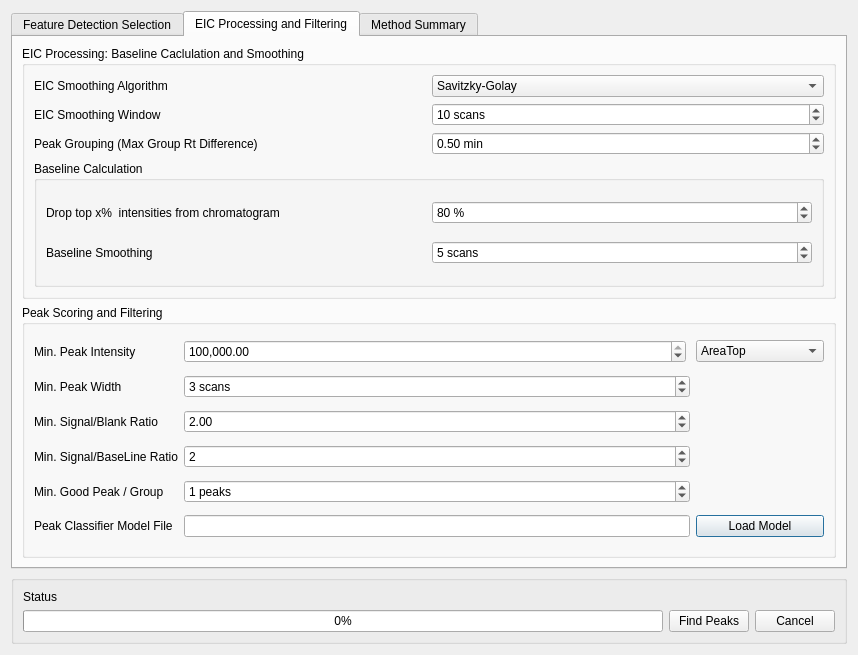
The window that mzroll/forms/peakdetectiondialog.ui (ElucidataInc/ElMaven) describes before a commit, drawn with Qt 5.
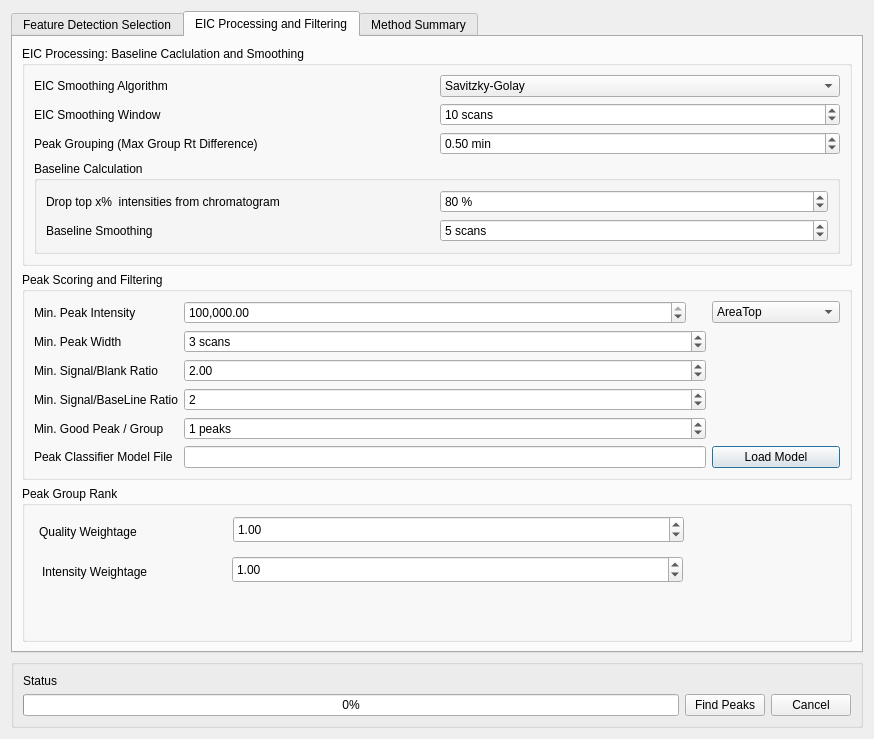
The same window after the commit.

Commit message: ftr: Option of selecting weightage of peak intensity and peak quality      for calculation of group rank is added.

Diff of the .ui file:
```diff
--- a/mzroll/forms/peakdetectiondialog.ui
+++ b/mzroll/forms/peakdetectiondialog.ui
@@ -6,8 +6,8 @@
    <rect>
     <x>0</x>
     <y>0</y>
-    <width>858</width>
-    <height>655</height>
+    <width>874</width>
+    <height>739</height>
    </rect>
   </property>
   <property name="windowTitle">
@@ -708,6 +708,71 @@
          </layout>
         </widget>
        </item>
+       <item row="2" column="0">
+        <widget class="QGroupBox" name="groupBox_2">
+         <property name="title">
+          <string>Peak Group Rank</string>
+         </property>
+         <widget class="QLabel" name="label_24">
+          <property name="geometry">
+           <rect>
+            <x>17</x>
+            <y>30</y>
+            <width>181</width>
+            <height>31</height>
+           </rect>
+          </property>
+          <property name="text">
+           <string>Quality Weightage</string>
+          </property>
+         </widget>
+         <widget class="QLabel" name="label_25">
+          <property name="geometry">
+           <rect>
+            <x>20</x>
+            <y>70</y>
+            <width>181</width>
+            <height>31</height>
+           </rect>
+          </property>
+          <property name="text">
+           <string>Intensity Weightage</string>
+          </property>
+         </widget>
+         <widget class="QDoubleSpinBox" name="qualityWeight">
+          <property name="geometry">
+           <rect>
+            <x>211</x>
+            <y>30</y>
+            <width>451</width>
+            <height>27</height>
+           </rect>
+          </property>
+          <property name="maximum">
+           <double>100.000000000000000</double>
+          </property>
+          <property name="value">
+           <double>1.000000000000000</double>
+          </property>
+         </widget>
+         <widget class="QDoubleSpinBox" name="intensityWeight">
+          <property name="geometry">
+           <rect>
+            <x>210</x>
+            <y>70</y>
+            <width>451</width>
+            <height>27</height>
+           </rect>
+          </property>
+          <property name="maximum">
+           <double>100.000000000000000</double>
+          </property>
+          <property name="value">
+           <double>1.000000000000000</double>
+          </property>
+         </widget>
+        </widget>
+       </item>
       </layout>
      </widget>
      <widget class="QWidget" name="methodSummaryTab">
```
Left out of the diff: 94 changed lines with no effect on the pictures. The commit also changes 4 other files.
